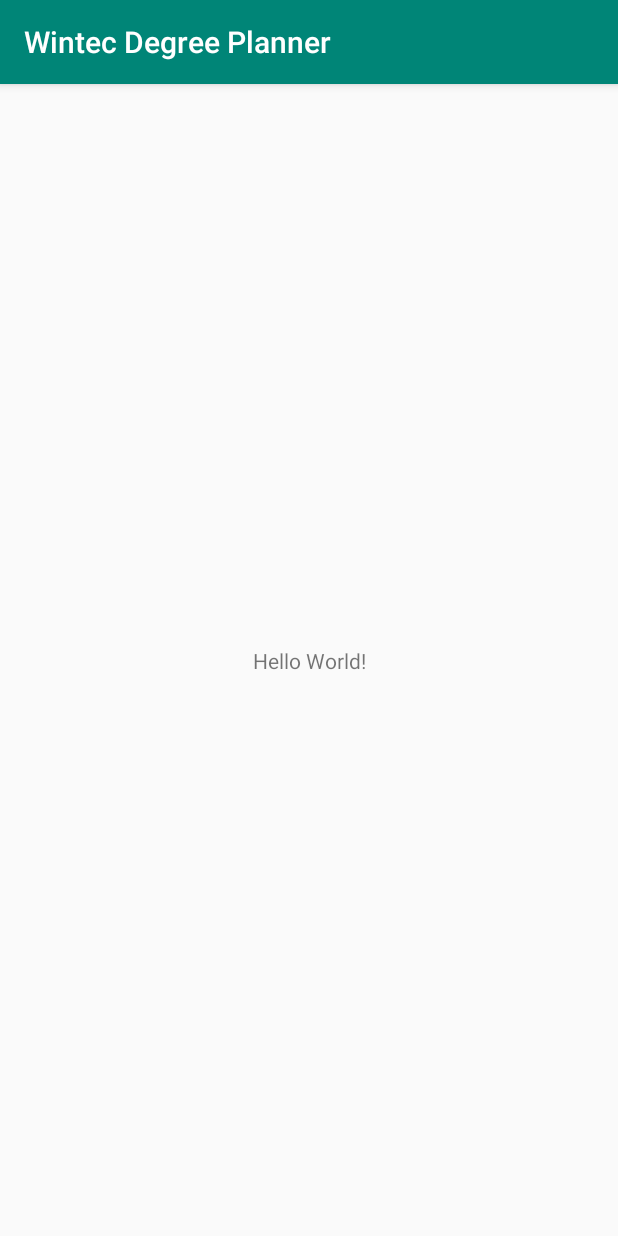
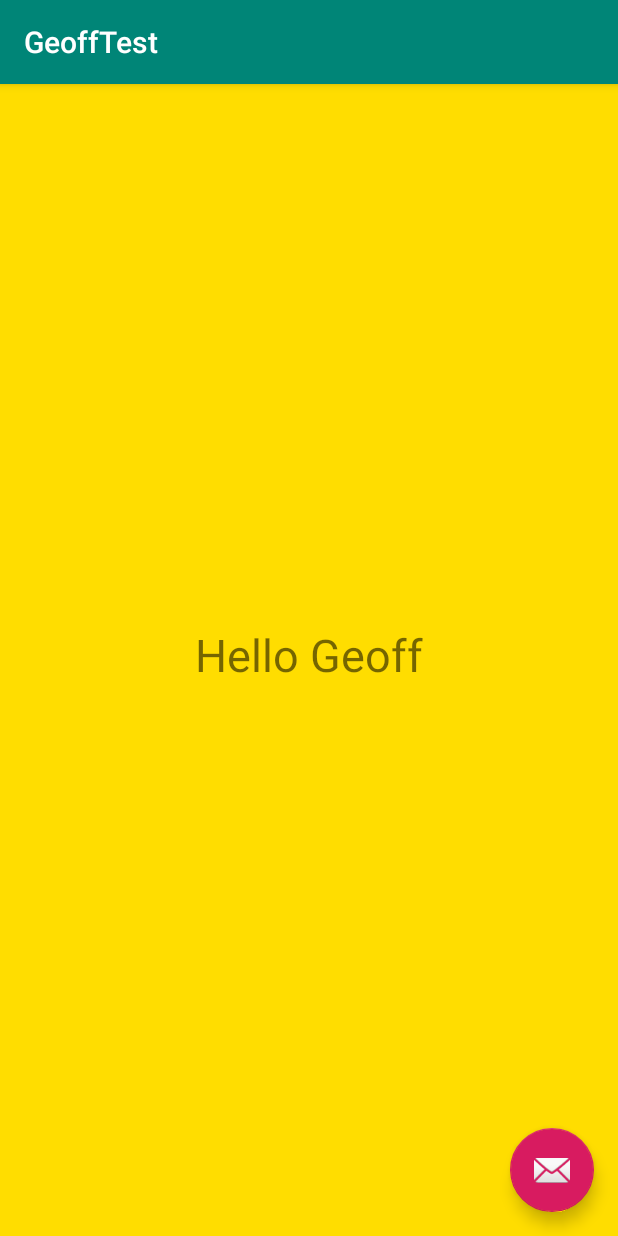
Before and after one commit to cameronwhale97/wintecComp710_untitled_developments, an Android app: the screen it shows after launch (MainActivity before the commit, GeoffTest after it), on a phone screen of 412 x 824 dp. Run offline under Robolectric (Android 15) with nearby library versions, the phone set to English and light mode, and no system bars.

Commit message:
Splash almost done

```diff
--- a/app/build.gradle
+++ b/app/build.gradle
@@ -22,6 +22,8 @@ dependencies {
     implementation fileTree(dir: 'libs', include: ['*.jar'])
     implementation 'com.android.support:appcompat-v7:28.0.0'
     implementation 'com.android.support.constraint:constraint-layout:1.1.3'
+    implementation 'com.android.support:design:28.0.0'
+    implementation 'android.arch.lifecycle:extensions:1.1.1'
     testImplementation 'junit:junit:4.12'
     androidTestImplementation 'com.android.support.test:runner:1.0.2'
     androidTestImplementation 'com.android.support.test.espresso:espresso-core:3.0.2'
--- a/app/src/main/AndroidManifest.xml
+++ b/app/src/main/AndroidManifest.xml
@@ -9,7 +9,13 @@
         android:roundIcon="@mipmap/ic_launcher_round"
         android:supportsRtl="true"
         android:theme="@style/AppTheme">
-        <activity android:name=".MainActivity">
+        <activity
+            android:name=".GeoffsSandpit.GeoffTest"
+            android:label="@string/title_activity_geoff_test"
+            android:theme="@style/AppTheme.NoActionBar"></activity>
+        <activity
+            android:name=".MainActivity"
+            android:theme="@style/SplashTheme">
             <intent-filter>
                 <action android:name="android.intent.action.MAIN" />
 
--- /dev/null
+++ b/app/src/main/java/com/untitleddevelopments/wintecdegreeplanner/GeoffsSandpit/GeoffTest.java
@@ -0,0 +1,22 @@
+package com.untitleddevelopments.wintecdegreeplanner.GeoffsSandpit;
+
+import android.os.Bundle;
+import android.support.design.widget.FloatingActionButton;
+import android.support.design.widget.Snackbar;
+import android.support.v7.app.AppCompatActivity;
+import android.support.v7.widget.Toolbar;
+import android.view.View;
+
+import com.untitleddevelopments.wintecdegreeplanner.R;
+
+public class GeoffTest extends AppCompatActivity {
+
+    @Override
+    protected void onCreate(Bundle savedInstanceState) {
+        super.onCreate(savedInstanceState);
+        setContentView(R.layout.activity_geoff_test);
+        Toolbar toolbar = findViewById(R.id.toolbar);
+        setSupportActionBar(toolbar);
+    }
+
+}
--- a/app/src/main/java/com/untitleddevelopments/wintecdegreeplanner/MainActivity.java
+++ b/app/src/main/java/com/untitleddevelopments/wintecdegreeplanner/MainActivity.java
@@ -1,13 +1,59 @@
 package com.untitleddevelopments.wintecdegreeplanner;
 
+import android.content.Context;
+import android.content.Intent;
+import android.content.SharedPreferences;
 import android.support.v7.app.AppCompatActivity;
 import android.os.Bundle;
+import android.widget.Toast;
+
+import com.untitleddevelopments.wintecdegreeplanner.GeoffsSandpit.GeoffTest;
 
 public class MainActivity extends AppCompatActivity {
+    private String userType;        //from shared prefs - either "admin" or "student" "newApp"
+    private String programmer;      //from shared prefs either cameron geoff maria jonah or navi
 
     @Override
     protected void onCreate(Bundle savedInstanceState) {
         super.onCreate(savedInstanceState);
         setContentView(R.layout.activity_main);
+        SharedPreferences sharedPref = getSharedPreferences("userInfo", Context.MODE_PRIVATE);
+        userType = sharedPref.getString("userType", "newApp");
+        programmer = sharedPref.getString("programmer", "noProg");
+        switch (programmer){
+            case "geoff":
+                //do Geoffs stuff
+                Intent intent = new Intent(this, GeoffTest.class);
+                startActivity(intent);
+            case "cameron":
+                //do Camerons stuff
+            case "maria":
+                //do Marias stuff
+            case "navi":
+                //do Navis stuff
+            case "jonah":
+                //do Jonahs stuff
+            default:
+                //run app in normal mode
+        }
+        //we get to here if no names are in shared preferences
+        switch (userType) {
+            case "admin":
+                //call the first admin screen
+                displayToast("Calling admin screen");
+            case "student":
+                //call the first student screen
+                displayToast("Calling student screen");
+            default:
+                //we must be in a first time setup situation
+                displayToast("First time setup");
+        }
+        Intent intent = new Intent(this, GeoffTest.class);
+        startActivity(intent);
+        finish();
+    }
+    private void displayToast(String message){
+        //this is used for debugging
+        Toast.makeText(this, message, Toast.LENGTH_LONG).show();
     }
 }
--- /dev/null
+++ b/app/src/main/res/drawable/splash_screen.xml
@@ -0,0 +1,21 @@
+<?xml version="1.0" encoding="utf-8"?>
+<!-- This splash screen launcher was copied from https://android.jlelse.eu/the-complete-android-splash-screen-guide-c7db82bce565 -->
+
+<!-- The android:opacity=”opaque” line — this is critical in preventing a flash of black as your theme transitions. -->
+<layer-list
+    xmlns:android="http://schemas.android.com/apk/res/android"
+    android:opacity="opaque">
+    <!-- -->
+
+    <!-- The background color, preferably the same as your normal theme -->
+    <!--
+    <item android:drawable="@android:color/holo_green_light"/>
+    -->
+
+    <!-- Your logo - 144dp color version of your app icon -->
+    <item>
+        <bitmap
+            android:src="@drawable/logo_full_splash"
+            android:gravity="center"/>
+    </item>
+</layer-list>
--- /dev/null
+++ b/app/src/main/res/layout/activity_geoff_test.xml
@@ -0,0 +1,33 @@
+<?xml version="1.0" encoding="utf-8"?>
+<android.support.design.widget.CoordinatorLayout xmlns:android="http://schemas.android.com/apk/res/android"
+    xmlns:app="http://schemas.android.com/apk/res-auto"
+    xmlns:tools="http://schemas.android.com/tools"
+    android:layout_width="match_parent"
+    android:layout_height="match_parent"
+    tools:context=".GeoffsSandpit.GeoffTest">
+
+    <android.support.design.widget.AppBarLayout
+        android:layout_width="match_parent"
+        android:layout_height="wrap_content"
+        android:theme="@style/AppTheme.AppBarOverlay">
+
+        <android.support.v7.widget.Toolbar
+            android:id="@+id/toolbar"
+            android:layout_width="match_parent"
+            android:layout_height="?attr/actionBarSize"
+            android:background="?attr/colorPrimary"
+            app:popupTheme="@style/AppTheme.PopupOverlay" />
+
+    </android.support.design.widget.AppBarLayout>
+
+    <include layout="@layout/content_geoff_test" />
+
+    <android.support.design.widget.FloatingActionButton
+        android:id="@+id/fab"
+        android:layout_width="wrap_content"
+        android:layout_height="wrap_content"
+        android:layout_gravity="bottom|end"
+        android:layout_margin="@dimen/fab_margin"
+        app:srcCompat="@android:drawable/ic_dialog_email" />
+
+</android.support.design.widget.CoordinatorLayout>
--- /dev/null
+++ b/app/src/main/res/layout/content_geoff_test.xml
@@ -0,0 +1,24 @@
+<?xml version="1.0" encoding="utf-8"?>
+<android.support.constraint.ConstraintLayout xmlns:android="http://schemas.android.com/apk/res/android"
+    xmlns:app="http://schemas.android.com/apk/res-auto"
+    xmlns:tools="http://schemas.android.com/tools"
+    android:layout_width="match_parent"
+    android:layout_height="match_parent"
+    app:layout_behavior="@string/appbar_scrolling_view_behavior"
+    tools:context=".GeoffsSandpit.GeoffTest"
+    tools:showIn="@layout/activity_geoff_test">
+
+    <TextView
+        android:id="@+id/textView"
+        android:layout_width="wrap_content"
+        android:layout_height="wrap_content"
+        android:layout_marginStart="8dp"
+        android:layout_marginEnd="8dp"
+        android:layout_marginBottom="8dp"
+        android:text="Hello Geoff"
+        android:textSize="30sp"
+        app:layout_constraintBottom_toBottomOf="parent"
+        app:layout_constraintEnd_toEndOf="parent"
+        app:layout_constraintStart_toStartOf="parent"
+        app:layout_constraintTop_toTopOf="parent" />
+</android.support.constraint.ConstraintLayout>
--- /dev/null
+++ b/app/src/main/res/values-w820dp/dimens.xml
@@ -0,0 +1,6 @@
+<resources>
+    <!-- Example customization of dimensions originally defined in res/values/dimens.xml
+         (such as screen margins) for screens with more than 820dp of available width. This
+         would include 7" and 10" devices in landscape (~960dp and ~1280dp respectively). -->
+    <dimen name="activity_horizontal_margin">64dp</dimen>
+</resources>
--- a/app/src/main/res/values/colors.xml
+++ b/app/src/main/res/values/colors.xml
@@ -1,6 +1,13 @@
 <?xml version="1.0" encoding="utf-8"?>
 <resources>
+    <!-- Degree Programme Mapper Colours -->
+    <color name="colorDPMbackground">#FFDD00</color>
+
+
+    <!-- Original Colours setup by default -->
     <color name="colorPrimary">#008577</color>
     <color name="colorPrimaryDark">#00574B</color>
     <color name="colorAccent">#D81B60</color>
+
+
 </resources>
--- /dev/null
+++ b/app/src/main/res/values/dimens.xml
@@ -0,0 +1,8 @@
+<resources>
+    <!-- Default screen margins, per the Android Design guidelines. -->
+    <dimen name="activity_horizontal_margin">16dp</dimen>
+    <dimen name="activity_vertical_margin">16dp</dimen>
+    <dimen name="appbar_padding">16dp</dimen>
+    <dimen name="fab_margin">16dp</dimen>
+    <dimen name="appbar_padding_top">8dp</dimen>
+</resources>
--- a/app/src/main/res/values/strings.xml
+++ b/app/src/main/res/values/strings.xml
@@ -1,3 +1,7 @@
 <resources>
     <string name="app_name">Wintec Degree Planner</string>
+    <string name="title_activity_module_v2">ModuleV2</string>
+    <string name="tab_text_1">Tab 1</string>
+    <string name="tab_text_2">Tab 2</string>
+    <string name="title_activity_geoff_test">GeoffTest</string>
 </resources>
--- a/app/src/main/res/values/styles.xml
+++ b/app/src/main/res/values/styles.xml
@@ -1,4 +1,8 @@
 <resources>
+    <!-- The splash theme. It sets the main window background to the launch_screen drawable -->
+    <style name="SplashTheme" parent="Theme.AppCompat.Light.DarkActionBar">
+        <item name="android:windowBackground">@drawable/splash_screen</item>
+    </style>
 
     <!-- Base application theme. -->
     <style name="AppTheme" parent="Theme.AppCompat.Light.DarkActionBar">
@@ -6,6 +10,19 @@
         <item name="colorPrimary">@color/colorPrimary</item>
         <item name="colorPrimaryDark">@color/colorPrimaryDark</item>
         <item name="colorAccent">@color/colorAccent</item>
+        <!-- Geoff Added -->
+        <item name="android:windowBackground">@color/colorDPMbackground</item>
     </style>
 
+    <style name="AppTheme.NoActionBar">
+        <item name="windowActionBar">false</item>
+        <item name="windowNoTitle">true</item>
+    </style>
+
+    <style name="AppTheme.AppBarOverlay" parent="ThemeOverlay.AppCompat.Dark.ActionBar" />
+
+    <style name="AppTheme.PopupOverlay" parent="ThemeOverlay.AppCompat.Light" />
+
+
+
 </resources>
```
